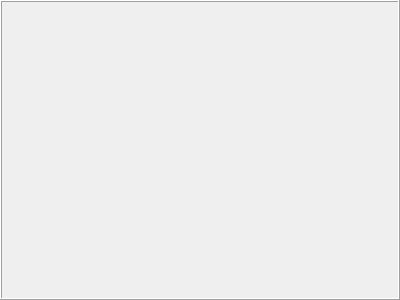
Before: the Qt Designer form gui/ui/Visualization/VisualizationZoneWidget.ui in SciQLop/SciQLop, drawn with Qt 5.
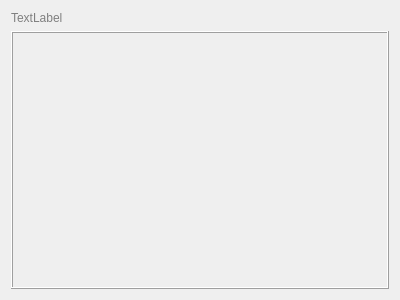
After: the same form once the commit is applied.

Commit message:
Adds a name for a zone
- The name is displayed in a new information bar of the zone
- It will also be used to be displayed in menus related to a variable

Diff of the .ui file:
```diff
--- a/gui/ui/Visualization/VisualizationZoneWidget.ui
+++ b/gui/ui/Visualization/VisualizationZoneWidget.ui
@@ -14,9 +14,15 @@
    <string>Form</string>
   </property>
   <layout class="QVBoxLayout" name="verticalLayout_2">
-   <property name="spacing">
-    <number>3</number>
-   </property>
+   <item>
+    <widget class="QWidget" name="infobar" native="true">
+     <property name="sizePolicy">
+      <sizepolicy hsizetype="Preferred" vsizetype="Minimum">
+       <horstretch>0</horstretch>
+       <verstretch>0</verstretch>
+      </sizepolicy>
+     </property>
+     <layout class="QHBoxLayout" name="horizontalLayout">
    <property name="leftMargin">
     <number>0</number>
    </property>
@@ -30,7 +36,27 @@
     <number>0</number>
    </property>
    <item>
+       <widget class="QLabel" name="zoneNameLabel">
+        <property name="styleSheet">
+         <string notr="true">color: rgb(127, 127, 127);
+</string>
+        </property>
+        <property name="text">
+         <string>TextLabel</string>
+        </property>
+       </widget>
+      </item>
+     </layout>
+    </widget>
+   </item>
+   <item>
     <widget class="QFrame" name="visualizationZoneFrame">
+     <property name="sizePolicy">
+      <sizepolicy hsizetype="Preferred" vsizetype="Expanding">
+       <horstretch>0</horstretch>
+       <verstretch>0</verstretch>
+      </sizepolicy>
+     </property>
      <property name="frameShape">
       <enum>QFrame::Box</enum>
      </property>
```
Lines whose indentation alone changed are shown as unchanged. The commit also changes 2 other files.
